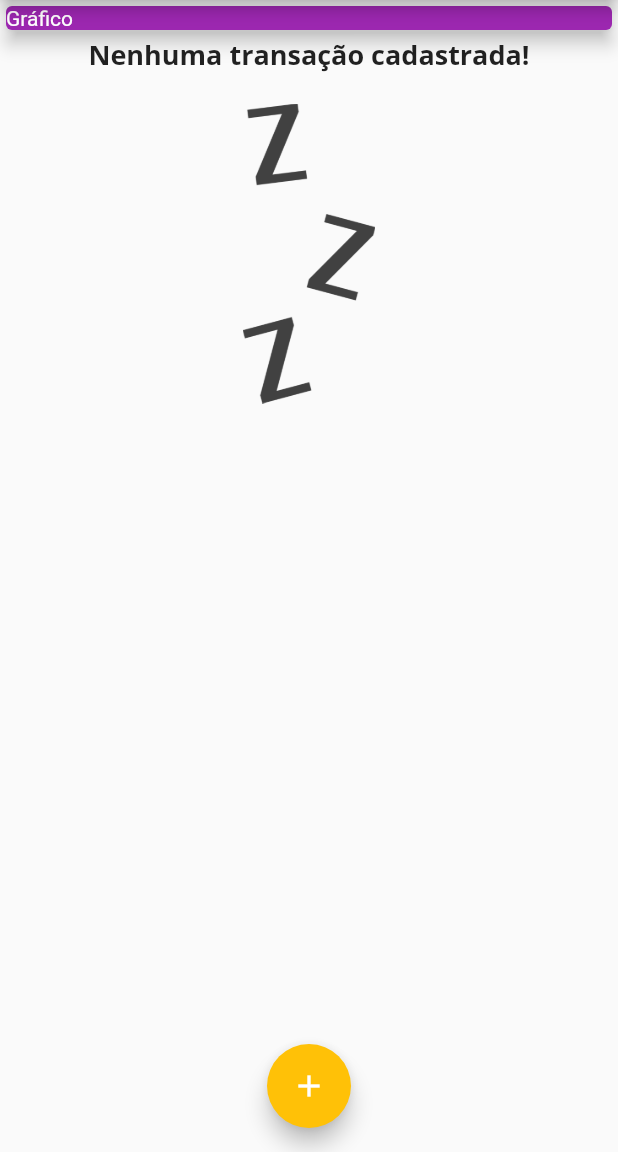
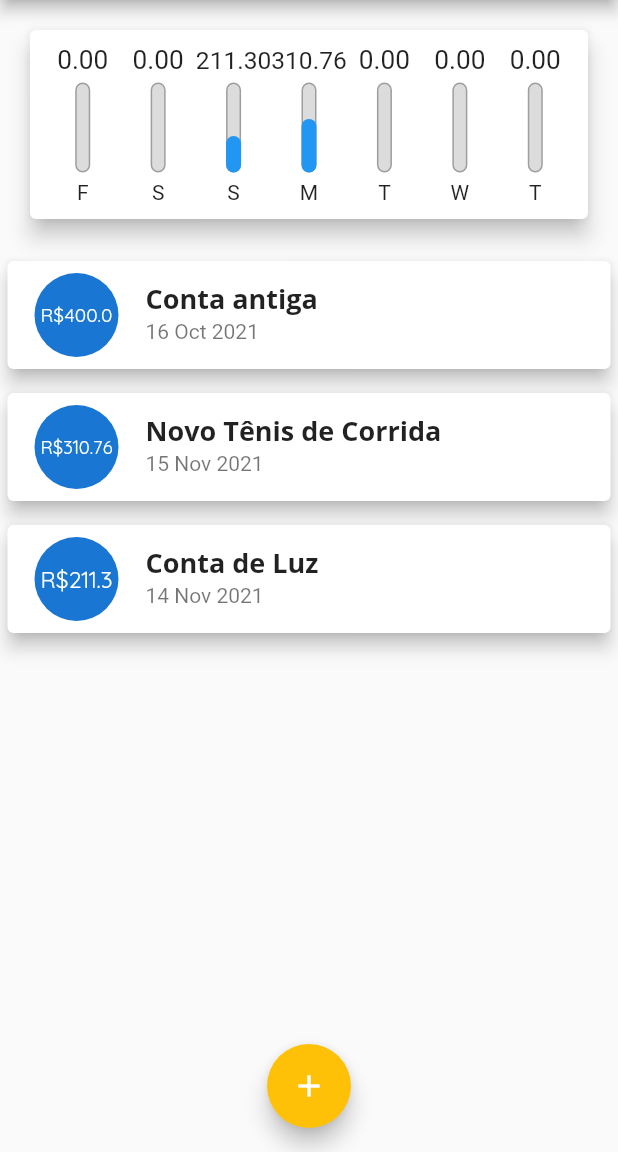
Before and after one commit to rayssasandrade/expenses, a Flutter app: the screen it shows after launch, on a phone screen of 412 x 824 dp, the part 84-1236 px from its top. Run offline on Flutter 3.47's test engine with Material 2 defaults, Android fonts, the phone set to English and light mode, and no system bars.

Commit message:
criado gráfico

```diff
--- /dev/null
+++ b/lib/components/chart.dart
@@ -0,0 +1,65 @@
+import 'package:flutter/material.dart';
+import 'package:intl/intl.dart';
+import '../model/Transaction.dart';
+import 'chart_bar.dart';
+
+class Chart extends StatelessWidget {
+  final List<Transaction> recentTransaction;
+
+  Chart(this.recentTransaction);
+
+  List<Map<String, Object>> get groupedTransactions {
+    return List.generate(7, (index) {
+      final weekDay = DateTime.now().subtract(
+        Duration(days: index),
+      );
+
+      double totalSum = 0.0;
+
+      for (var i = 0; i < recentTransaction.length; i++) {
+        bool sameDay = recentTransaction[i].date.day == weekDay.day;
+        bool sameMonth = recentTransaction[i].date.month == weekDay.month;
+        bool sameYear = recentTransaction[i].date.year == weekDay.year;
+
+        if (sameDay && sameMonth && sameYear) {
+          totalSum += recentTransaction[i].value;
+        }
+      }
+
+      return {
+        'day': DateFormat.E().format(weekDay)[0],
+        'value': totalSum,
+      };
+    }).reversed.toList();
+  }
+
+  double get _weekTotalValue {
+    return groupedTransactions.fold(0.0, (sum, tr) {
+      return sum + (tr['value'] as double);
+    });
+  }
+
+  @override
+  Widget build(BuildContext context) {
+    return Card(
+      elevation: 6,
+      margin: EdgeInsets.all(20),
+      child: Padding(
+        padding: const EdgeInsets.all(10),
+        child: Row(
+          mainAxisAlignment: MainAxisAlignment.spaceAround,
+          children: groupedTransactions.map((tr) {
+            return Flexible(
+              fit: FlexFit.tight,
+              child: ChartBar(
+                label: tr['day'].toString(),
+                value: (tr['value'] as double),
+                percentage: (tr['value'] as double) / _weekTotalValue,
+              ),
+            );
+          }).toList(),
+        ),
+      ),
+    );
+  }
+}
--- /dev/null
+++ b/lib/components/chart_bar.dart
@@ -0,0 +1,55 @@
+import 'package:flutter/material.dart';
+
+class ChartBar extends StatelessWidget {
+  final String? label;
+  final double? value;
+  final double? percentage;
+
+  ChartBar({
+    this.label,
+    this.value,
+    this.percentage,
+  });
+
+  @override
+  Widget build(BuildContext context) {
+    return Column(
+      children: <Widget>[
+        Container(
+          height: 20,
+          child: FittedBox(
+            child: Text('${value?.toStringAsFixed(2)}'),
+          ),
+        ),
+        SizedBox(height: 5),
+        Container(
+          height: 60,
+          width: 10,
+          child: Stack(
+            alignment: Alignment.bottomCenter,
+            children: [
+              Container(
+                decoration: BoxDecoration(
+                  border: Border.all(color: Colors.grey, width: 1.0),
+                  color: Color.fromRGBO(220, 220, 220, 1),
+                  borderRadius: BorderRadius.circular(5),
+                ),
+              ),
+              FractionallySizedBox(
+                heightFactor: percentage,
+                child: Container(
+                  decoration: BoxDecoration(
+                    color: Theme.of(context).primaryColor,
+                    borderRadius: BorderRadius.circular(5),
+                  ),
+                ),
+              ),
+            ],
+          ),
+        ),
+        SizedBox(height: 5),
+        Text(label.toString()),
+      ],
+    );
+  }
+}
--- a/lib/components/transaction_list.dart
+++ b/lib/components/transaction_list.dart
@@ -33,49 +33,28 @@ class TransactionList extends StatelessWidget {
               itemBuilder: (ctx, index) {
                 final tr = transactions[index];
                 return Card(
-                  child: Row(
-                    children: <Widget>[
-                      Container(
+                  elevation: 5,
                   margin: EdgeInsets.symmetric(
-                          horizontal: 15,
-                          vertical: 10,
+                    vertical: 8,
+                    horizontal: 5,
                   ),
-                        decoration: BoxDecoration(
-                          border: Border.all(
-                            color: Theme.of(context).primaryColor,
-                            width: 2,
-                          ),
-                          borderRadius: BorderRadius.circular(50),
-                        ),
-                        padding: EdgeInsets.all(10),
-                        child: Text(
-                          'R\$ ${tr.value.toStringAsFixed(2)}',
-                          style: TextStyle(
-                            fontWeight: FontWeight.bold,
-                            fontSize: 20,
-                            color: Theme.of(context).primaryColor,
+                  child: ListTile(
+                    leading: CircleAvatar(
+                      radius: 30,
+                      child: Padding(
+                        padding: const EdgeInsets.all(6.0),
+                        child: FittedBox(
+                          child: Text('R\$${tr.value}'),
                         ),
                       ),
                     ),
-                      Column(
-                        crossAxisAlignment: CrossAxisAlignment.start,
-                        children: <Widget>[
-                          Text(
+                    title: Text(
                       tr.title,
-                            style: TextStyle(
-                              fontSize: 16,
-                              fontWeight: FontWeight.bold,
+                      style: Theme.of(context).textTheme.headline6,
                     ),
+                    subtitle: Text(
+                      DateFormat('d MMM y').format(tr.date),
                     ),
-                          Text(
-                            DateFormat('d MMM y').format(tr.date),
-                            style: TextStyle(
-                              color: Colors.grey[600],
-                            ),
-                          ),
-                        ],
-                      ),
-                    ],
                   ),
                 );
               },
--- a/lib/main.dart
+++ b/lib/main.dart
@@ -1,10 +1,12 @@
 import 'dart:math';
+import 'package:expenses/components/chart.dart';
 import 'package:flutter/widgets.dart';
 
 import 'model/Transaction.dart';
 import 'package:flutter/material.dart';
 import './components/transactions_form.dart';
 import './components/transaction_list.dart';
+import './components/chart.dart';
 
 main() => runApp(ExpensesApp());
 
@@ -27,7 +29,11 @@ class ExpensesApp extends StatelessWidget {
                 headline6: TextStyle(
                   fontFamily: 'OpenSans',
                   fontSize: 20,
-                      fontWeight: FontWeight.bold)))),
+                  fontWeight: FontWeight.bold,
+                ),
+              ),
+        ),
+      ),
     );
   }
 }
@@ -39,19 +45,31 @@ class MyHomePage extends StatefulWidget {
 
 class _MyHomePageState extends State<MyHomePage> {
   final List<Transaction> _transactions = [
-    // Transaction(
-    //   id: 't1',
-    //   title: 'Novo Tênis de Corrida',
-    //   value: 310.76,
-    //   date: DateTime.now(),
-    // ),
-    // Transaction(
-    //   id: 't2',
-    //   title: 'Conta de Luz',
-    //   value: 211.30,
-    //   date: DateTime.now(),
-    // ),
+    Transaction(
+      id: 't0',
+      title: 'Conta antiga',
+      value: 400.00,
+      date: DateTime.now().subtract(Duration(days: 33)),
+    ),
+    Transaction(
+      id: 't1',
+      title: 'Novo Tênis de Corrida',
+      value: 310.76,
+      date: DateTime.now().subtract(Duration(days: 3)),
+    ),
+    Transaction(
+      id: 't2',
+      title: 'Conta de Luz',
+      value: 211.30,
+      date: DateTime.now().subtract(Duration(days: 4)),
+    ),
   ];
+
+  List<Transaction> get _recentTransactions {
+    return _transactions.where((tr) {
+      return tr.date.isAfter(DateTime.now().subtract(Duration(days: 7)));
+    }).toList();
+  }
 
   _openTransactionFormModal(BuildContext context) {
     showModalBottomSheet(
@@ -91,17 +109,7 @@ class _MyHomePageState extends State<MyHomePage> {
         child: Column(
           crossAxisAlignment: CrossAxisAlignment.stretch,
           children: <Widget>[
-            Container(
-              width: double.infinity,
-              child: Card(
-                color: Colors.purple,
-                child: Text(
-                  'Gráfico',
-                  style: TextStyle(color: Colors.white),
-                ),
-                elevation: 5,
-              ),
-            ),
+            Chart(_recentTransactions),
             TransactionList(_transactions),
           ],
         ),
```
Lines whose indentation alone changed are shown as unchanged.
